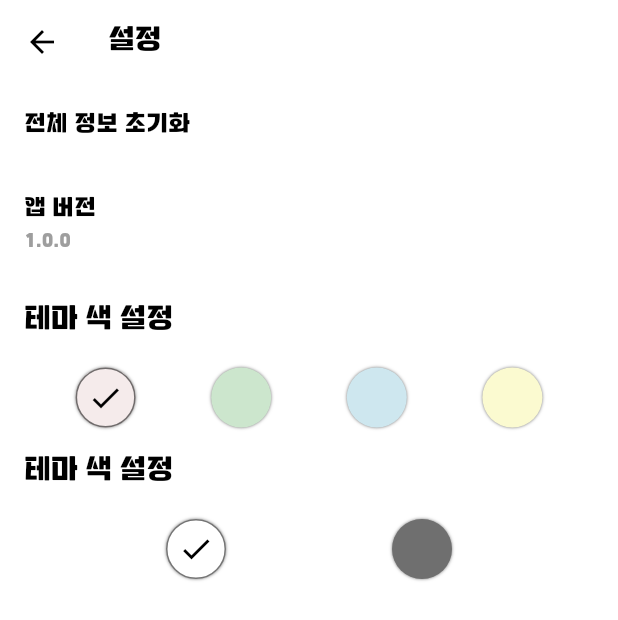
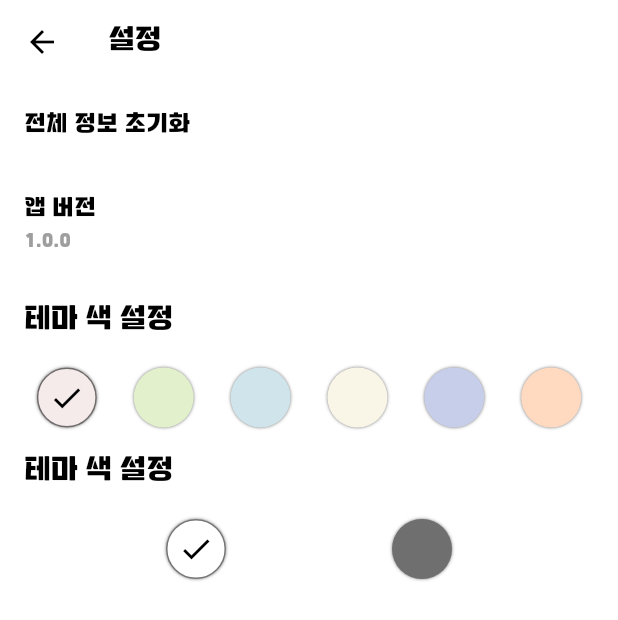
Before and after one commit to Mingjaam/dayo, a Flutter app: the SettingsScreen screen opened directly, on a phone screen of 412 x 824 dp. Shown: the top 620 px of the screen. Run offline on Flutter 3.47's test engine with Material 3 defaults, Android fonts, the phone set to English and light mode, and no system bars; our stand-ins replace shared_preferences, table_calendar; missing offline and left inert: forge2d; accounts and stored records are empty.

Commit message:
그냥 색 추가.

```diff
--- a/lib/settings_screen.dart
+++ b/lib/settings_screen.dart
@@ -54,6 +54,8 @@ class _SettingsScreenState extends State<SettingsScreen> {
                 _buildColorOption(AppStyles.lightGreen, colorProvider),
                 _buildColorOption(AppStyles.lightBlue, colorProvider),
                 _buildColorOption(AppStyles.lightYellow, colorProvider),
+                _buildColorOption(AppStyles.lightPurple, colorProvider),
+                _buildColorOption(AppStyles.lightOrange, colorProvider),
               ],
             ),
                       Padding(
--- a/lib/styles.dart
+++ b/lib/styles.dart
@@ -3,9 +3,11 @@ import 'package:flutter/material.dart';
 class AppStyles {
 
   static const Color lightPink = Color(0xFFF5EBEB);
-  static const Color lightGreen = Color.fromARGB(255, 204, 230, 205);
-  static const Color lightBlue = Color.fromARGB(255, 206, 231, 239);
-  static const Color lightYellow = Color.fromARGB(255, 251, 250, 208);
+  static const Color lightGreen = Color(0xFFE2F0CB);
+  static const Color lightBlue = Color(0xFFD0E4EB);
+  static const Color lightYellow = Color(0xFFF9F5E7);
+  static const Color lightPurple = Color(0xFFC7CEEA);
+  static const Color lightOrange = Color(0xFFFFDAC1);
 
   // 기본 색상
   static const Color lightGrey = Color(0xFFCACDD3);  // 연한 회색
```
Also changed, not shown: 2 other files.
